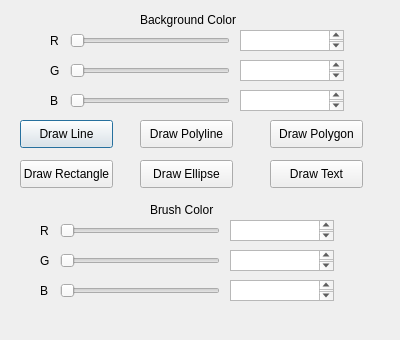
Qt form 2DGraphicsModeler/palette.ui (Alex-the-666/2DGraphicsModular) before a commit.
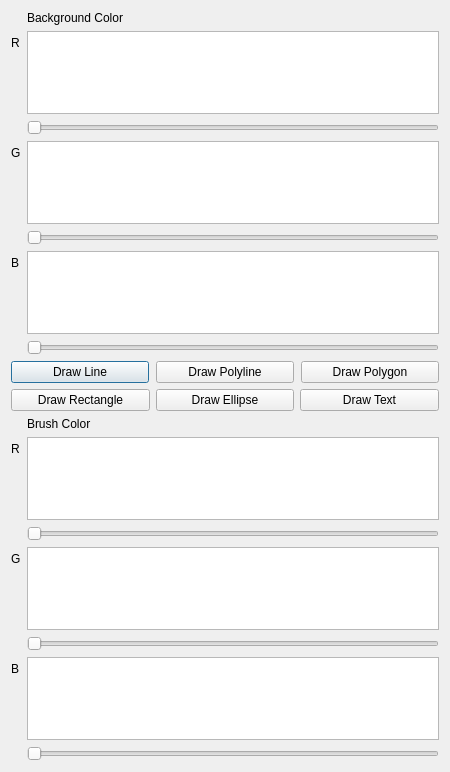
The same form after that commit.

Commit message:
Resizeable Pallete
I need your opinion on how it looks! I tried my best to make it resizeable without any major ui changes but let me know if you want it to look different

```diff
--- a/2DGraphicsModeler/palette.ui
+++ b/2DGraphicsModeler/palette.ui
@@ -6,333 +6,233 @@
    <rect>
     <x>0</x>
     <y>0</y>
+    <width>450</width>
+    <height>772</height>
+   </rect>
+  </property>
+  <property name="sizePolicy">
+   <sizepolicy hsizetype="Expanding" vsizetype="Expanding">
+    <horstretch>0</horstretch>
+    <verstretch>0</verstretch>
+   </sizepolicy>
+  </property>
+  <property name="minimumSize">
+   <size>
     <width>400</width>
-    <height>340</height>
-   </rect>
+    <height>300</height>
+   </size>
+  </property>
+  <property name="maximumSize">
+   <size>
+    <width>160000</width>
+    <height>160000</height>
+   </size>
   </property>
   <property name="windowTitle">
    <string>Form</string>
   </property>
+  <layout class="QFormLayout" name="formLayout">
+   <item row="0" column="1">
+    <widget class="QLabel" name="label">
+     <property name="text">
+      <string>Background Color</string>
+     </property>
+    </widget>
+   </item>
+   <item row="2" column="1">
+    <widget class="QPlainTextEdit" name="plainTextEdit">
+     <property name="sizePolicy">
+      <sizepolicy hsizetype="Expanding" vsizetype="Expanding">
+       <horstretch>0</horstretch>
+       <verstretch>0</verstretch>
+      </sizepolicy>
+     </property>
+     <property name="minimumSize">
+      <size>
+       <width>0</width>
+       <height>0</height>
+      </size>
+     </property>
+    </widget>
+   </item>
+   <item row="3" column="1">
   <widget class="QSlider" name="horizontalSlider">
-   <property name="geometry">
-    <rect>
-     <x>70</x>
-     <y>30</y>
-     <width>160</width>
-     <height>22</height>
-    </rect>
-   </property>
    <property name="orientation">
     <enum>Qt::Horizontal</enum>
    </property>
   </widget>
+   </item>
+   <item row="6" column="1">
+    <widget class="QPlainTextEdit" name="plainTextEdit_2"/>
+   </item>
+   <item row="7" column="1">
   <widget class="QSlider" name="horizontalSlider_2">
-   <property name="geometry">
-    <rect>
-     <x>70</x>
-     <y>60</y>
-     <width>160</width>
-     <height>22</height>
-    </rect>
-   </property>
    <property name="orientation">
     <enum>Qt::Horizontal</enum>
    </property>
   </widget>
+   </item>
+   <item row="10" column="1">
+    <widget class="QTextEdit" name="textEdit_3"/>
+   </item>
+   <item row="11" column="1">
   <widget class="QSlider" name="horizontalSlider_3">
-   <property name="geometry">
-    <rect>
-     <x>70</x>
-     <y>90</y>
-     <width>160</width>
-     <height>22</height>
-    </rect>
-   </property>
    <property name="orientation">
     <enum>Qt::Horizontal</enum>
    </property>
   </widget>
-  <widget class="QLabel" name="label_2">
-   <property name="geometry">
-    <rect>
-     <x>50</x>
-     <y>60</y>
-     <width>16</width>
-     <height>21</height>
-    </rect>
-   </property>
-   <property name="text">
-    <string>G</string>
-   </property>
-  </widget>
-  <widget class="QLabel" name="label_3">
-   <property name="geometry">
-    <rect>
-     <x>50</x>
-     <y>30</y>
-     <width>16</width>
-     <height>21</height>
-    </rect>
-   </property>
-   <property name="text">
-    <string>R</string>
-   </property>
-  </widget>
-  <widget class="QLabel" name="label_4">
-   <property name="geometry">
-    <rect>
-     <x>50</x>
-     <y>90</y>
-     <width>16</width>
-     <height>21</height>
-    </rect>
-   </property>
-   <property name="text">
-    <string>B</string>
-   </property>
-  </widget>
-  <widget class="QPlainTextEdit" name="plainTextEdit">
-   <property name="geometry">
-    <rect>
-     <x>240</x>
-     <y>30</y>
-     <width>104</width>
-     <height>21</height>
-    </rect>
-   </property>
-  </widget>
-  <widget class="QPlainTextEdit" name="plainTextEdit_2">
-   <property name="geometry">
-    <rect>
-     <x>240</x>
-     <y>60</y>
-     <width>104</width>
-     <height>21</height>
-    </rect>
-   </property>
-  </widget>
-  <widget class="QTextEdit" name="textEdit_3">
-   <property name="geometry">
-    <rect>
-     <x>240</x>
-     <y>90</y>
-     <width>104</width>
-     <height>21</height>
-    </rect>
-   </property>
-  </widget>
-  <widget class="QLabel" name="label">
-   <property name="geometry">
-    <rect>
-     <x>140</x>
-     <y>10</y>
-     <width>111</width>
-     <height>20</height>
-    </rect>
-   </property>
-   <property name="text">
-    <string>Background Color</string>
-   </property>
-  </widget>
+   </item>
+   <item row="13" column="0" colspan="2">
+    <layout class="QHBoxLayout" name="horizontalLayout">
+     <property name="spacing">
+      <number>7</number>
+     </property>
+     <item>
   <widget class="QPushButton" name="pushButton">
-   <property name="geometry">
-    <rect>
-     <x>20</x>
-     <y>120</y>
-     <width>93</width>
-     <height>28</height>
-    </rect>
+       <property name="sizePolicy">
+        <sizepolicy hsizetype="Expanding" vsizetype="Fixed">
+         <horstretch>0</horstretch>
+         <verstretch>0</verstretch>
+        </sizepolicy>
    </property>
    <property name="text">
     <string>Draw Line</string>
    </property>
   </widget>
+     </item>
+     <item>
   <widget class="QPushButton" name="pushButton_2">
-   <property name="geometry">
-    <rect>
-     <x>140</x>
-     <y>120</y>
-     <width>93</width>
-     <height>28</height>
-    </rect>
+       <property name="sizePolicy">
+        <sizepolicy hsizetype="Expanding" vsizetype="Fixed">
+         <horstretch>0</horstretch>
+         <verstretch>0</verstretch>
+        </sizepolicy>
    </property>
    <property name="text">
     <string>Draw Polyline</string>
    </property>
   </widget>
+     </item>
+     <item>
   <widget class="QPushButton" name="pushButton_3">
-   <property name="geometry">
-    <rect>
-     <x>270</x>
-     <y>120</y>
-     <width>93</width>
-     <height>28</height>
-    </rect>
+       <property name="sizePolicy">
+        <sizepolicy hsizetype="Expanding" vsizetype="Fixed">
+         <horstretch>0</horstretch>
+         <verstretch>0</verstretch>
+        </sizepolicy>
    </property>
    <property name="text">
     <string>Draw Polygon</string>
    </property>
   </widget>
+     </item>
+    </layout>
+   </item>
+   <item row="15" column="0" colspan="2">
+    <layout class="QHBoxLayout" name="horizontalLayout_2">
+     <item>
   <widget class="QPushButton" name="pushButton_4">
-   <property name="geometry">
-    <rect>
-     <x>20</x>
-     <y>160</y>
-     <width>93</width>
-     <height>28</height>
-    </rect>
-   </property>
    <property name="text">
     <string>Draw Rectangle</string>
    </property>
   </widget>
+     </item>
+     <item>
   <widget class="QPushButton" name="pushButton_5">
-   <property name="geometry">
-    <rect>
-     <x>140</x>
-     <y>160</y>
-     <width>93</width>
-     <height>28</height>
-    </rect>
-   </property>
    <property name="text">
     <string>Draw Ellipse</string>
    </property>
   </widget>
+     </item>
+     <item>
   <widget class="QPushButton" name="pushButton_6">
-   <property name="geometry">
-    <rect>
-     <x>270</x>
-     <y>160</y>
-     <width>93</width>
-     <height>28</height>
-    </rect>
-   </property>
    <property name="text">
     <string>Draw Text</string>
    </property>
   </widget>
-  <widget class="QPlainTextEdit" name="plainTextEdit_3">
-   <property name="geometry">
-    <rect>
-     <x>230</x>
-     <y>250</y>
-     <width>104</width>
-     <height>21</height>
-    </rect>
-   </property>
-  </widget>
+     </item>
+    </layout>
+   </item>
+   <item row="17" column="1">
   <widget class="QLabel" name="label_5">
-   <property name="geometry">
-    <rect>
-     <x>150</x>
-     <y>200</y>
-     <width>71</width>
-     <height>20</height>
-    </rect>
-   </property>
    <property name="text">
     <string>Brush Color</string>
    </property>
   </widget>
+   </item>
+   <item row="19" column="1">
+    <widget class="QPlainTextEdit" name="plainTextEdit_4"/>
+   </item>
+   <item row="23" column="1">
+    <widget class="QPlainTextEdit" name="plainTextEdit_3"/>
+   </item>
+   <item row="27" column="1">
+    <widget class="QTextEdit" name="textEdit_4"/>
+   </item>
+   <item row="2" column="0">
+    <widget class="QLabel" name="label_3">
+     <property name="text">
+      <string>R</string>
+     </property>
+    </widget>
+   </item>
+   <item row="6" column="0">
+    <widget class="QLabel" name="label_2">
+     <property name="text">
+      <string>G</string>
+     </property>
+    </widget>
+   </item>
+   <item row="10" column="0">
+    <widget class="QLabel" name="label_4">
+     <property name="text">
+      <string>B</string>
+     </property>
+    </widget>
+   </item>
+   <item row="19" column="0">
+    <widget class="QLabel" name="label_8">
+     <property name="text">
+      <string>R</string>
+     </property>
+    </widget>
+   </item>
+   <item row="23" column="0">
   <widget class="QLabel" name="label_6">
-   <property name="geometry">
-    <rect>
-     <x>40</x>
-     <y>250</y>
-     <width>16</width>
-     <height>21</height>
-    </rect>
-   </property>
    <property name="text">
     <string>G</string>
    </property>
   </widget>
+   </item>
+   <item row="27" column="0">
   <widget class="QLabel" name="label_7">
-   <property name="geometry">
-    <rect>
-     <x>40</x>
-     <y>280</y>
-     <width>16</width>
-     <height>21</height>
-    </rect>
-   </property>
    <property name="text">
     <string>B</string>
    </property>
   </widget>
-  <widget class="QLabel" name="label_8">
-   <property name="geometry">
-    <rect>
-     <x>40</x>
-     <y>220</y>
-     <width>16</width>
-     <height>21</height>
-    </rect>
-   </property>
-   <property name="text">
-    <string>R</string>
-   </property>
-  </widget>
-  <widget class="QPlainTextEdit" name="plainTextEdit_4">
-   <property name="geometry">
-    <rect>
-     <x>230</x>
-     <y>220</y>
-     <width>104</width>
-     <height>21</height>
-    </rect>
-   </property>
-  </widget>
-  <widget class="QSlider" name="horizontalSlider_4">
-   <property name="geometry">
-    <rect>
-     <x>60</x>
-     <y>280</y>
-     <width>160</width>
-     <height>22</height>
-    </rect>
-   </property>
-   <property name="orientation">
-    <enum>Qt::Horizontal</enum>
-   </property>
-  </widget>
-  <widget class="QTextEdit" name="textEdit_4">
-   <property name="geometry">
-    <rect>
-     <x>230</x>
-     <y>280</y>
-     <width>104</width>
-     <height>21</height>
-    </rect>
-   </property>
-  </widget>
-  <widget class="QSlider" name="horizontalSlider_5">
-   <property name="geometry">
-    <rect>
-     <x>60</x>
-     <y>250</y>
-     <width>160</width>
-     <height>22</height>
-    </rect>
-   </property>
-   <property name="orientation">
-    <enum>Qt::Horizontal</enum>
-   </property>
-  </widget>
+   </item>
+   <item row="20" column="1">
   <widget class="QSlider" name="horizontalSlider_6">
-   <property name="geometry">
-    <rect>
-     <x>60</x>
-     <y>220</y>
-     <width>160</width>
-     <height>22</height>
-    </rect>
-   </property>
+     <property name="orientation">
+      <enum>Qt::Horizontal</enum>
+     </property>
+    </widget>
+   </item>
+   <item row="24" column="1">
+    <widget class="QSlider" name="horizontalSlider_5">
    <property name="orientation">
     <enum>Qt::Horizontal</enum>
    </property>
   </widget>
+   </item>
+   <item row="28" column="1">
+    <widget class="QSlider" name="horizontalSlider_4">
+     <property name="orientation">
+      <enum>Qt::Horizontal</enum>
+     </property>
+    </widget>
+   </item>
+  </layout>
  </widget>
  <resources/>
  <connections/>
```
Lines whose indentation alone changed are shown as unchanged.
